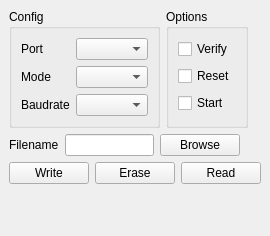
Old version of the form src/ui/stm32flash.ui in the repository I-Grebot/soft_imcc.
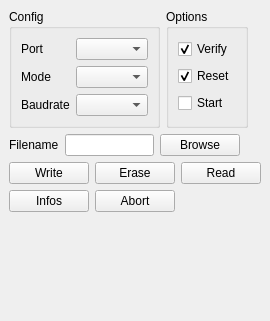
New version of the form.

The edit to the form file:
```diff
--- a/src/ui/stm32flash.ui
+++ b/src/ui/stm32flash.ui
@@ -7,7 +7,7 @@
     <x>0</x>
     <y>0</y>
     <width>266</width>
-    <height>236</height>
+    <height>321</height>
    </rect>
   </property>
   <property name="windowTitle">
@@ -79,6 +79,9 @@
            <property name="text">
             <string>Verify</string>
            </property>
+           <property name="checked">
+            <bool>true</bool>
+           </property>
           </widget>
          </item>
          <item>
@@ -86,6 +89,9 @@
            <property name="text">
             <string>Reset</string>
            </property>
+           <property name="checked">
+            <bool>true</bool>
+           </property>
           </widget>
          </item>
          <item>
@@ -185,6 +191,37 @@
       </item>
      </layout>
     </item>
+    <item>
+     <layout class="QHBoxLayout" name="horizontalLayout_4">
+      <item>
+       <widget class="QPushButton" name="pushButton_infos">
+        <property name="text">
+         <string>Infos</string>
+        </property>
+       </widget>
+      </item>
+      <item>
+       <widget class="QPushButton" name="pushButton_abort">
+        <property name="text">
+         <string>Abort</string>
+        </property>
+       </widget>
+      </item>
+      <item>
+       <spacer name="horizontalSpacer_4">
+        <property name="orientation">
+         <enum>Qt::Horizontal</enum>
+        </property>
+        <property name="sizeHint" stdset="0">
+         <size>
+          <width>40</width>
+          <height>20</height>
+         </size>
+        </property>
+       </spacer>
+      </item>
+     </layout>
+    </item>
     <item>
      <spacer name="verticalSpacer">
       <property name="orientation">
```
Left out of the diff: 14 changed lines with no effect on the pictures.
